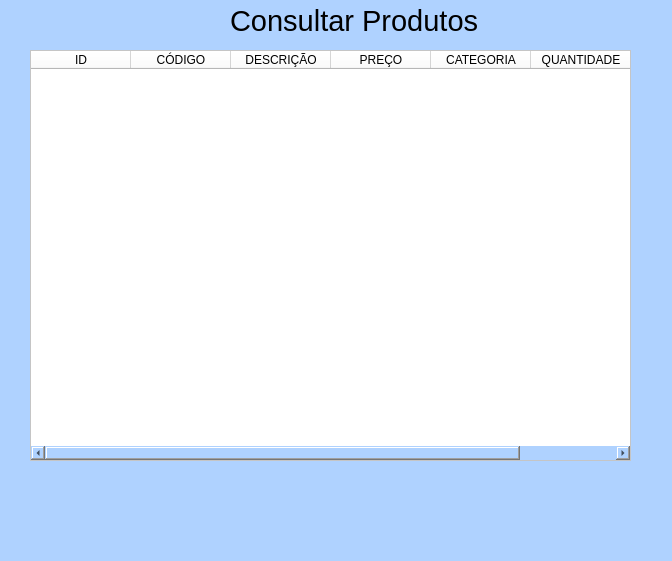
Old version of the form consultar.ui in the repository Andreambu23/Cadastro-de-Produtos.
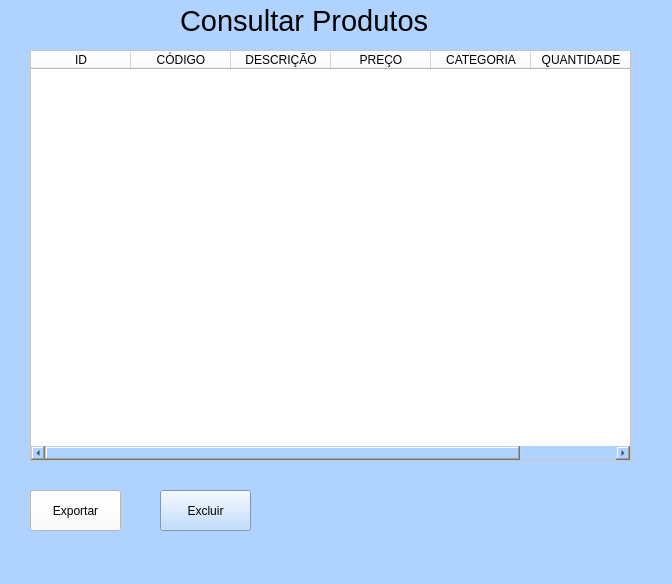
New version of the form.

Commit message: Função Exportar em aqruivo pdf

The edit to the form file:
```diff
--- a/consultar.ui
+++ b/consultar.ui
@@ -7,7 +7,7 @@
     <x>0</x>
     <y>0</y>
     <width>672</width>
-    <height>561</height>
+    <height>584</height>
    </rect>
   </property>
   <property name="windowTitle">
@@ -20,7 +20,7 @@
    <widget class="QLabel" name="label">
     <property name="geometry">
      <rect>
-      <x>230</x>
+      <x>180</x>
       <y>0</y>
       <width>281</width>
       <height>41</height>
@@ -81,6 +81,35 @@
      </property>
     </column>
    </widget>
+   <widget class="QPushButton" name="pushButton">
+    <property name="geometry">
+     <rect>
+      <x>30</x>
+      <y>490</y>
+      <width>91</width>
+      <height>41</height>
+     </rect>
+    </property>
+    <property name="styleSheet">
+     <string notr="true">background-color: rgb(255, 255, 255);</string>
+    </property>
+    <property name="text">
+     <string>Exportar</string>
+    </property>
+   </widget>
+   <widget class="QPushButton" name="pushButton_2">
+    <property name="geometry">
+     <rect>
+      <x>160</x>
+      <y>490</y>
+      <width>91</width>
+      <height>41</height>
+     </rect>
+    </property>
+    <property name="text">
+     <string>Excluir</string>
+    </property>
+   </widget>
   </widget>
   <widget class="QMenuBar" name="menubar">
    <property name="geometry">
```
The commit also changes 2 other files.
